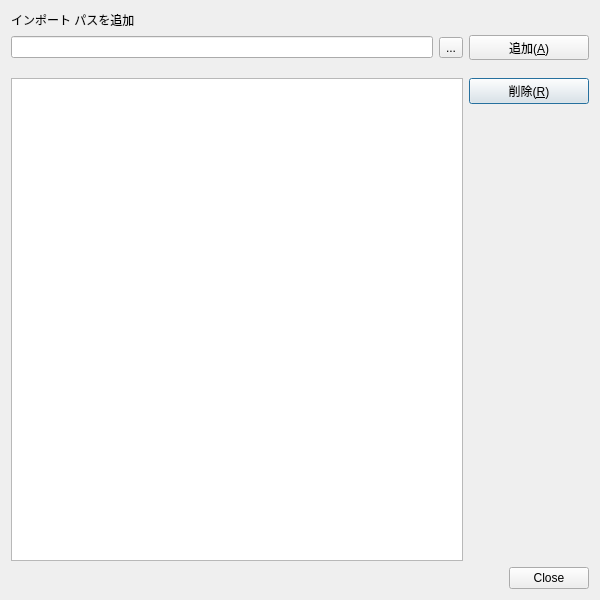
shibafu528/florarpc, file ui/ImportsManageDialog.ui: the form before one commit.
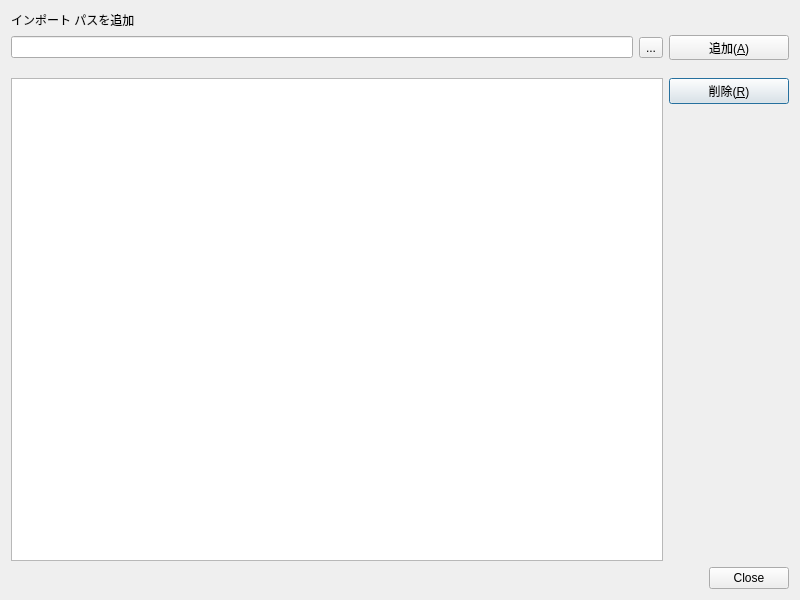
The form after the commit. Icons and pictures are not drawn.

Commit message: ImportsManageDialogの内部処理だいたい書いた

What changed in the file:
```diff
--- a/ui/ImportsManageDialog.ui
+++ b/ui/ImportsManageDialog.ui
@@ -9,7 +9,7 @@
    <rect>
     <x>0</x>
     <y>0</y>
-    <width>600</width>
+    <width>800</width>
     <height>600</height>
    </rect>
   </property>
```
Left out of the diff: 10 changed lines with no effect on the pictures. The commit also changes 2 other files.
